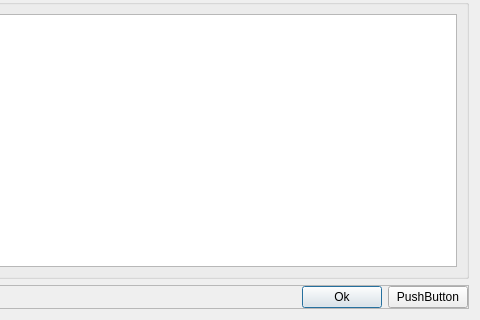
Old version of the form RedPandaIDE/vcs/gitmergedialog.ui in the repository royqh1979/RedPanda-CPP; both pictures show x 117 to 597 and y 188 to 508 of the 597 by 508 pixel window.
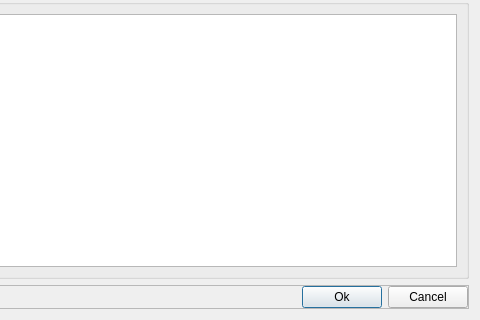
New version of the form.

The edit to the form file:
```diff
--- a/RedPandaIDE/vcs/gitmergedialog.ui
+++ b/RedPandaIDE/vcs/gitmergedialog.ui
@@ -133,7 +133,7 @@
       <item>
        <widget class="QPushButton" name="btnCancel">
         <property name="text">
-         <string>PushButton</string>
+         <string>Cancel</string>
         </property>
        </widget>
       </item>
```
Left out of the diff: 2 changed lines with no effect on the pictures.
